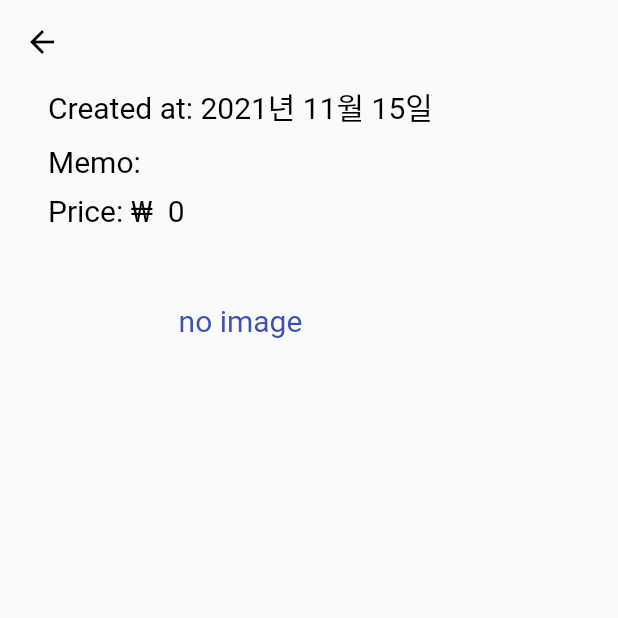
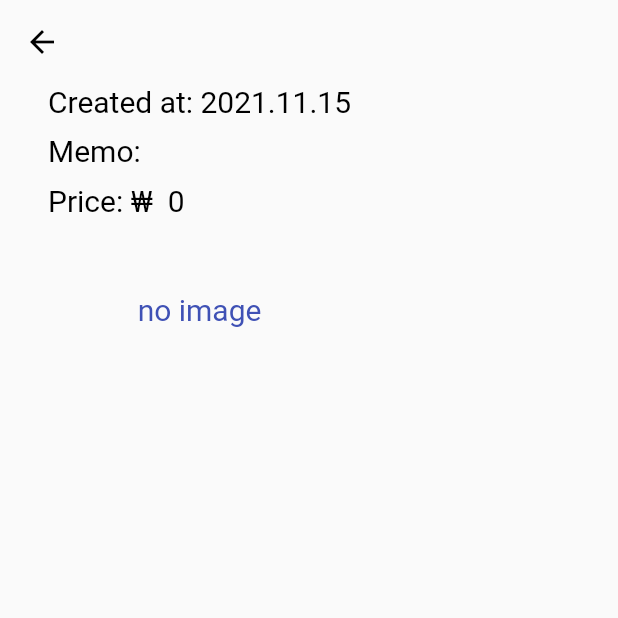
Before and after one commit to breaking-cs/laura-flutter-firebase-app, a Flutter app: the TxDetail screen opened directly with empty values, on a phone screen of 412 x 824 dp, the top half of it. Run offline on Flutter 3.47's test engine with Material 2 defaults, Android fonts, the phone set to English and light mode, and no system bars; our stand-ins replace cloud_firestore, firebase_auth, firebase_core, firebase_storage, flutter_signin_button, google_sign_in and 2 more; missing offline and left inert: fdottedline, material_dialogs; accounts and stored records are empty; Roboto replaces fonts that are missing (OpenSans).

Commit message:
chore(date): change to dot

```diff
--- a/lib/utils/date.dart
+++ b/lib/utils/date.dart
@@ -1,3 +1,3 @@
 String formatDate(DateTime tx) {
-  return "${tx.year.toString()}년 ${tx.month.toString()}월 ${tx.day.toString()}일";
+  return "${tx.year.toString()}.${tx.month.toString()}.${tx.day.toString()}";
 }
```
